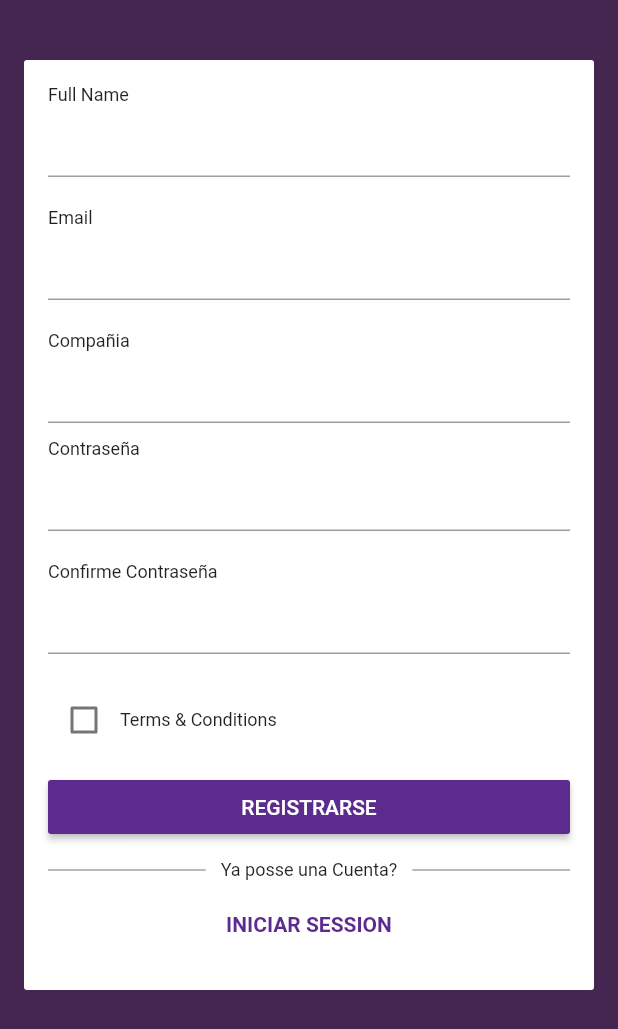
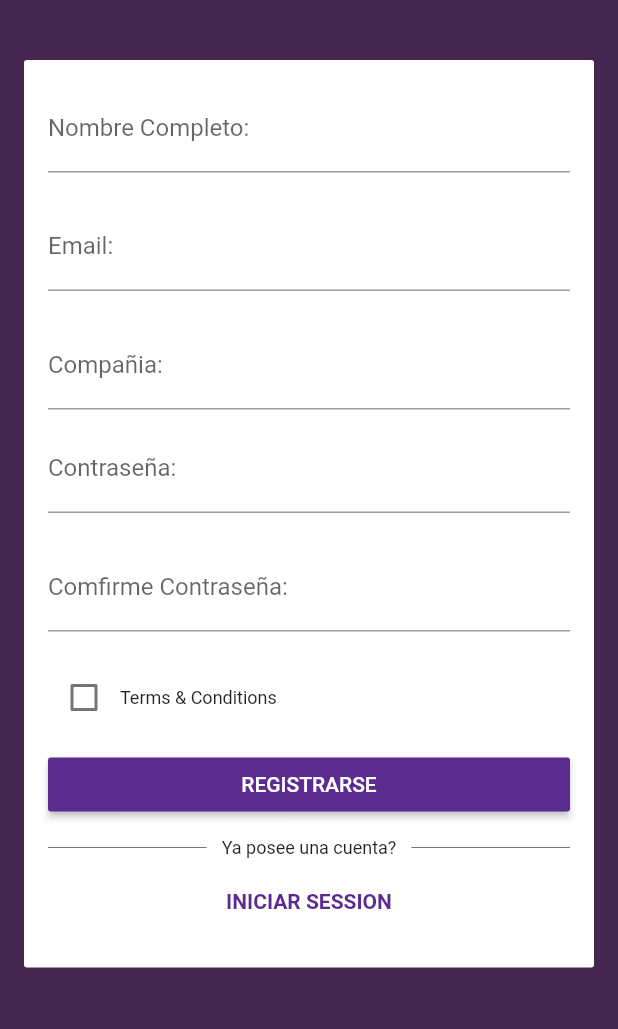
Before and after one commit to WilliamDeLaEspriella/fenix-app, a Flutter app: the RegisterPage screen opened by its route, on a phone screen of 412 x 824 dp. Shown: the top 1029 px of the screen. Run offline on Flutter 3.47's test engine with Material 2 defaults, Android fonts, the phone set to English and light mode, and no system bars; our stand-ins replace dio, flutter_swiper, font_awesome_flutter.

Commit message:
add sign up

```diff
--- a/lib/services/api_url.dart
+++ b/lib/services/api_url.dart
@@ -2,5 +2,6 @@ class ApiUrl {
   static String URL  = "http://192.168.1.6:3000/";
 //  static String URL  = "http://192.168.1.11:3000/";
   static String URL_LOGIN  = "${URL}sign_in";
+  static String URL_SIGN_UP  = "${URL}sign_up";
   static String FORGOT_PASSWORD  = "${URL}forgot_password";
 }
--- a/lib/ui/widgets/sign_up_Widget.dart
+++ b/lib/ui/widgets/sign_up_Widget.dart
@@ -1,5 +1,8 @@
 import 'package:flutter/material.dart';
 import 'package:khalticlone/res/typography.dart';
+import 'package:khalticlone/services/enpoint.dart';
+
+import 'form_edit.dart';
 
 class SignUpWidget extends StatefulWidget {
   _SignUpWidget createState() => _SignUpWidget();
@@ -7,6 +10,18 @@ class SignUpWidget extends StatefulWidget {
 
 class _SignUpWidget extends State<SignUpWidget> {
   bool _value1 = false;
+  final passwordController = TextEditingController();
+  final emailController = TextEditingController();
+  final fullNameController = TextEditingController();
+  final companiaController = TextEditingController();
+  final passwordConController = TextEditingController();
+  final toController = TextEditingController();
+  final _formKeyFullName = GlobalKey<FormState>();
+  final _formKeyEmail = GlobalKey<FormState>();
+  final _formKeyPasswordCon = GlobalKey<FormState>();
+  final _formKeyPassword = GlobalKey<FormState>();
+  final _formKeyCompania = GlobalKey<FormState>();
+  final _formKeyTo = GlobalKey<FormState>();
 
   //we omitted the brackets '{}' and are using fat arrow '=>' instead, this is dart syntax
   void _value1Changed(bool value) => setState(() => _value1 = value);
@@ -21,35 +36,40 @@ class _SignUpWidget extends State<SignUpWidget> {
         child: Column(
           crossAxisAlignment: CrossAxisAlignment.start,
           children: <Widget>[
-            Text(
-              "Full Name",
-              style: smallText,
-            ),
-            _buildTextField(),
+            FormEdit(
+                fieldKey: _formKeyFullName,
+                hintText: 'Nombre Completo:',
+                inputType: TextInputType.text,
+                validator: validatePresencia,
+                fieldcontroller: fullNameController),
             const SizedBox(height: 20.0),
-            Text(
-              "Email",
-              style: smallText,
-            ),
-            _buildTextField(),
+            FormEdit(
+                fieldKey: _formKeyEmail,
+                hintText: 'Email:',
+                inputType: TextInputType.emailAddress,
+                validator: validateEmail,
+                fieldcontroller: emailController),
             const SizedBox(height: 20.0),
-            Text(
-              "Compañia",
-              style: smallText,
-            ),
-            _buildTextField(),
+            FormEdit(
+                fieldKey: _formKeyCompania,
+                hintText: 'Compañia:',
+                inputType: TextInputType.text,
+                validator: validatePresencia,
+                fieldcontroller: companiaController),
             const SizedBox(height: 10.0),
-            Text(
-              "Contraseña",
-              style: smallText,
-            ),
-            _buildTextField(obscureText: true),
+            FormEdit(
+                fieldKey: _formKeyPassword,
+                hintText: 'Contraseña:',
+                validator: validatePresencia,
+                obscureText: true,
+                fieldcontroller: passwordController),
             const SizedBox(height: 20.0),
-            Text(
-              "Confirme Contraseña",
-              style: smallText,
-            ),
-            _buildTextField(obscureText: true),
+            FormEdit(
+                fieldKey: _formKeyPasswordCon,
+                hintText: 'Comfirme Contraseña:',
+                validator: validatePassword,
+                obscureText: true,
+                fieldcontroller: passwordConController),
             const SizedBox(height: 20.0),
             new Row(
               children: <Widget>[
@@ -67,7 +87,9 @@ class _SignUpWidget extends State<SignUpWidget> {
                   color: Theme.of(context).primaryColor,
                   textColor: Colors.white,
                   child: Text("Registrarse".toUpperCase()),
-                  onPressed: () {},
+                  onPressed: () {
+                    signUpEvent();
+                  },
                 )),
             const SizedBox(height: 10.0),
             Row(
@@ -78,7 +100,7 @@ class _SignUpWidget extends State<SignUpWidget> {
                 )),
                 const SizedBox(width: 10.0),
                 Text(
-                  "Ya posse una Cuenta?",
+                  "Ya posee una cuenta?",
                   style: smallText,
                 ),
                 const SizedBox(width: 10.0),
@@ -116,4 +138,59 @@ class _SignUpWidget extends State<SignUpWidget> {
       obscureText: obscureText,
     );
   }
+
+  String validateEmail(String value) {
+    Pattern pattern =
+        r'^(([^<>()[\]\\.,;:\s@\"]+(\.[^<>()[\]\\.,;:\s@\"]+)*)|(\".+\"))@((\[[0-9]{1,3}\.[0-9]{1,3}\.[0-9]{1,3}\.[0-9]{1,3}\])|(([a-zA-Z\-0-9]+\.)+[a-zA-Z]{2,}))$';
+    RegExp regex = new RegExp(pattern);
+    if (!regex.hasMatch(value))
+      return 'Email invalido!';
+    else
+      return null;
+  }
+
+  String validatePassword(String value) {
+    if (passwordController.text != value)
+      return 'Contraseñas no son iguales';
+    else
+      return null;
+  }
+
+  String validatePresencia(String value) {
+    if (value.isEmpty)
+      return 'Campo requerido';
+    else
+      return null;
+  }
+
+  signUpEvent() {
+    if (_formKeyFullName.currentState.validate() &&
+        _formKeyEmail.currentState.validate() &&
+        _formKeyCompania.currentState.validate() &&
+        _formKeyPassword.currentState.validate() &&
+        _formKeyPasswordCon.currentState.validate()) {
+      callAPI();
+    }
+  }
+
+  callAPI() {
+    Map<String, dynamic> options = {
+      'email': emailController.text,
+      'password': passwordController.text,
+      'compania': companiaController.text,
+      'password_confirmation': passwordConController.text,
+      'full_name': fullNameController.text,
+      'tyc': _value1
+    };
+    sign_up(options).then((response) {
+      if (response.statusCode == 200) {
+        print(response.data);
+        Scaffold.of(context).showSnackBar(SnackBar(content: Text('OK!!')));
+      } else {
+        Scaffold.of(context)
+            .showSnackBar(SnackBar(content: Text(response.data['error'])));
+        print(response.statusCode);
+      }
+    });
+  }
 }
```
Also changed, not shown: lib/services/enpoint.dart (+13 -6 lines), lib/ui/widgets/login_widget.dart (+6 -7 lines).
